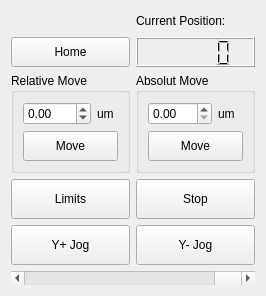
Before: the Qt Designer form GUI/YWidget.ui in frankscu/pymotor, drawn with Qt 5.
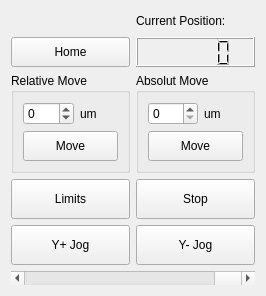
After: the same form once the commit is applied.

```diff
--- a/GUI/YWidget.ui
+++ b/GUI/YWidget.ui
@@ -97,6 +97,9 @@
           <height>0</height>
          </size>
         </property>
+        <property name="decimals">
+         <number>0</number>
+        </property>
         <property name="minimum">
          <double>-299.000000000000000</double>
         </property>
@@ -148,6 +151,9 @@
           <height>0</height>
          </size>
         </property>
+        <property name="decimals">
+         <number>0</number>
+        </property>
         <property name="maximum">
          <double>299.000000000000000</double>
         </property>
```
